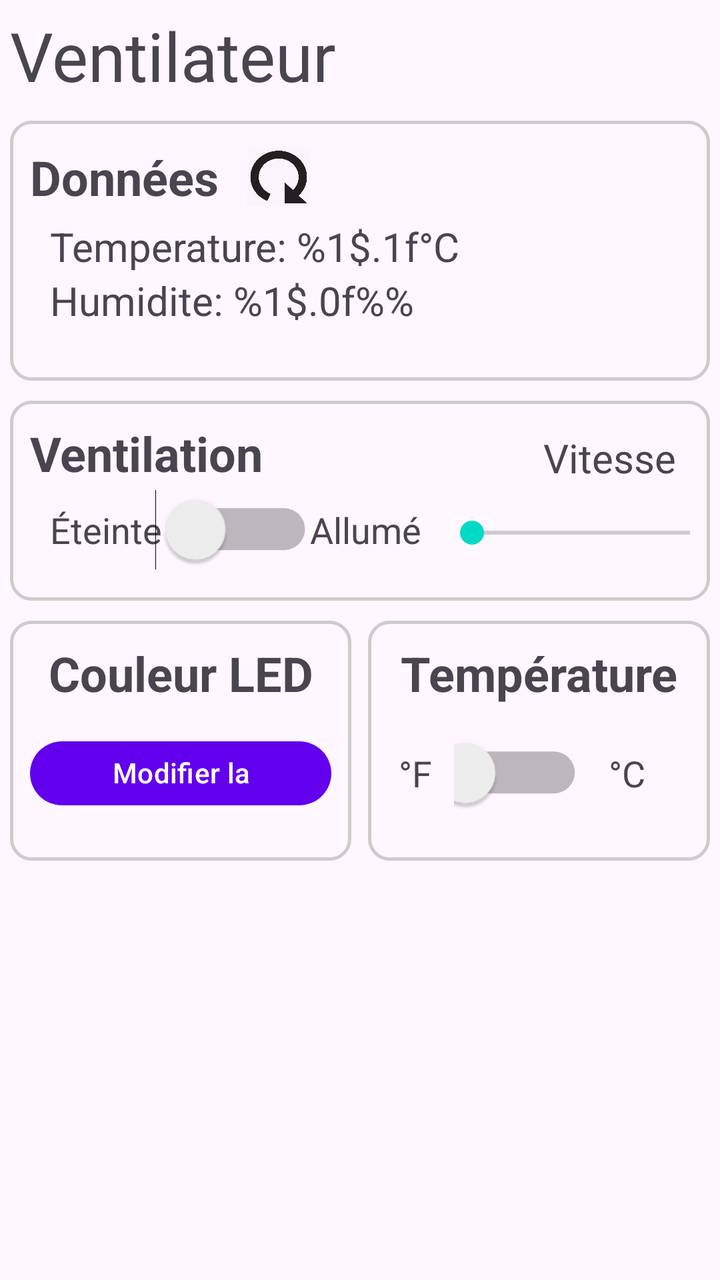
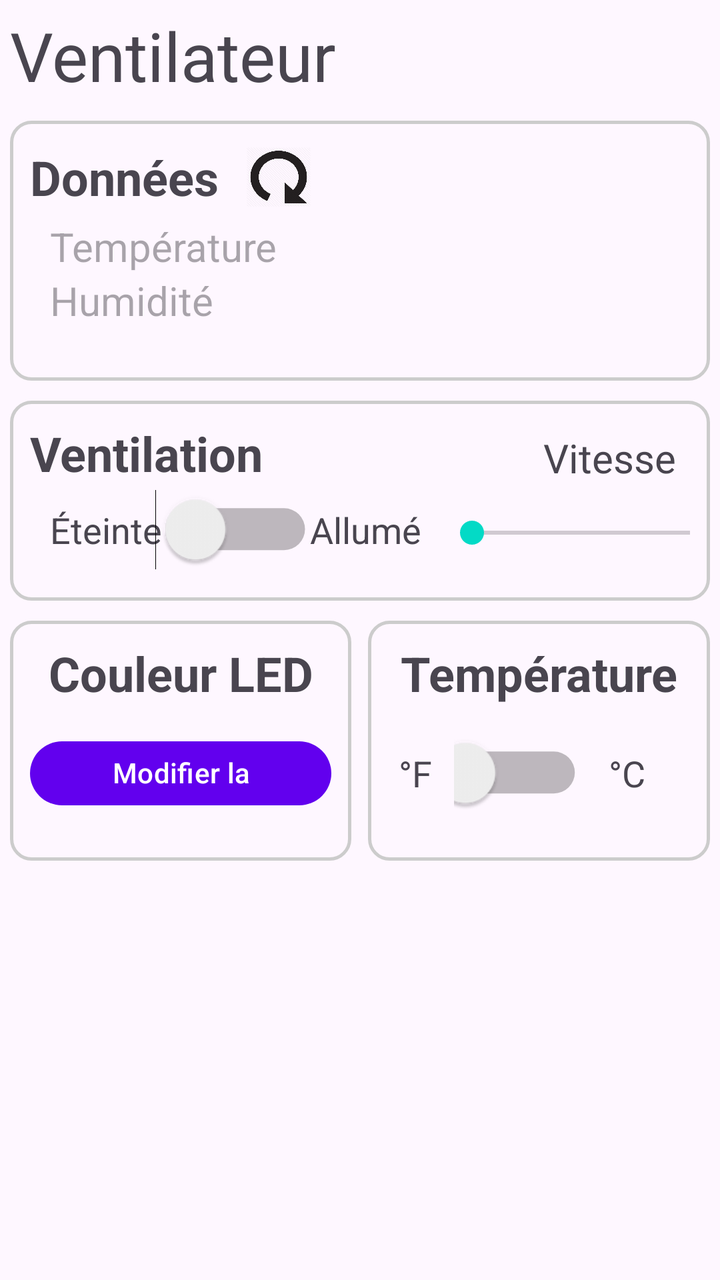

Compare the two renders of this Android layout. The source of the first and the diff that turns it into the second are given below.
<!-- AndroidManifest.xml: application theme Theme.ObjetConnecteApplication -->
<!-- res/layout/fragment_accueil.xml -->
<?xml version="1.0" encoding="utf-8"?>
<androidx.constraintlayout.widget.ConstraintLayout xmlns:android="http://schemas.android.com/apk/res/android"
    xmlns:app="http://schemas.android.com/apk/res-auto"
    xmlns:tools="http://schemas.android.com/tools"
    android:layout_width="match_parent"
    android:layout_height="match_parent">

    <TextView
        android:id="@+id/tv_titre_vue_accueil"
        android:layout_width="wrap_content"
        android:layout_height="wrap_content"
        android:layout_marginStart="5dp"
        android:layout_marginTop="5dp"
        android:text="@string/ventilateur"
        android:textSize="34sp"
        app:layout_constraintStart_toStartOf="parent"
        app:layout_constraintTop_toTopOf="parent" />

    <androidx.constraintlayout.widget.ConstraintLayout
        android:id="@+id/layout_donnees"
        android:layout_width="0dp"
        android:layout_height="130dp"
        android:layout_marginStart="5dp"
        android:layout_marginTop="10dp"
        android:layout_marginEnd="5dp"
        android:background="@drawable/customborder"
        app:layout_constraintEnd_toEndOf="parent"
        app:layout_constraintStart_toStartOf="parent"
        app:layout_constraintTop_toBottomOf="@+id/tv_titre_vue_accueil">


        <TextView
            android:id="@+id/tv_donnees"
            android:layout_width="wrap_content"
            android:layout_height="wrap_content"
            android:layout_marginTop="2dp"
            android:text="@string/donnees"
            android:textSize="24sp"
            android:textStyle="bold"
            app:layout_constraintStart_toStartOf="parent"
            app:layout_constraintTop_toTopOf="parent" />

        <ImageButton
            android:id="@+id/btn_refresh_status"
            android:layout_width="30dp"
            android:layout_height="0dp"
            android:layout_marginStart="15dp"
            android:background="@drawable/reload_icon_16891"
            android:rotation="90"
            app:layout_constraintBottom_toBottomOf="@+id/tv_donnees"
            app:layout_constraintStart_toEndOf="@+id/tv_donnees"
            app:layout_constraintTop_toTopOf="@+id/tv_donnees" />

        <TextView
            android:id="@+id/tv_temperature"
            android:layout_width="wrap_content"
            android:layout_height="wrap_content"
            android:layout_marginStart="10dp"
            android:layout_marginTop="5dp"
            android:text="@string/temperature"
            android:textSize="20sp"
            app:layout_constraintStart_toStartOf="@+id/tv_donnees"
            app:layout_constraintTop_toBottomOf="@+id/tv_donnees" />

        <TextView
            android:id="@+id/tv_humidite"
            android:layout_width="wrap_content"
            android:layout_height="wrap_content"
            android:text="@string/humidite"
            android:textSize="20sp"
            app:layout_constraintStart_toStartOf="@+id/tv_temperature"
            app:layout_constraintTop_toBottomOf="@+id/tv_temperature" />

    </androidx.constraintlayout.widget.ConstraintLayout>

    <androidx.constraintlayout.widget.ConstraintLayout
        android:id="@+id/layout_ventilation"
        android:layout_width="0dp"
        android:layout_height="100dp"
        android:layout_marginTop="10dp"
        android:background="@drawable/customborder"
        app:layout_constraintEnd_toEndOf="@+id/layout_donnees"
        app:layout_constraintStart_toStartOf="@+id/layout_donnees"
        app:layout_constraintTop_toBottomOf="@+id/layout_donnees">

        <TextView
            android:id="@+id/tv_ventilation"
            android:layout_width="wrap_content"
            android:layout_height="wrap_content"
            android:text="@string/ventilation_titre"
            android:textSize="24sp"
            android:textStyle="bold"
            app:layout_constraintStart_toStartOf="parent"
            app:layout_constraintTop_toTopOf="parent" />

        <TextView
            android:id="@+id/tv_ventilation_eteint"
            android:layout_width="wrap_content"
            android:layout_height="wrap_content"
            android:layout_marginStart="10dp"
            android:layout_marginTop="10dp"
            android:text="@string/eteinte"
            android:textSize="18sp"
            app:layout_constraintStart_toStartOf="@+id/tv_ventilation"
            app:layout_constraintTop_toBottomOf="@+id/tv_ventilation" />

        <Switch
            android:id="@+id/switch_ventilation"
            android:layout_width="0dp"
            android:layout_height="37dp"
            android:layout_marginStart="10dp"
            android:scaleX="1.5"
            android:scaleY="1.5"
            app:layout_constraintBottom_toBottomOf="@+id/tv_ventilation_eteint"
            app:layout_constraintStart_toEndOf="@+id/tv_ventilation_eteint"
            app:layout_constraintTop_toTopOf="@+id/tv_ventilation_eteint"
            tools:ignore="UseSwitchCompatOrMaterialXml" />

        <TextView
            android:id="@+id/tv_ventilation_allume"
            android:layout_width="wrap_content"
            android:layout_height="wrap_content"
            android:layout_marginStart="10dp"
            android:text="@string/allume"
            android:textSize="18sp"
            app:layout_constraintBottom_toBottomOf="@+id/tv_ventilation_eteint"
            app:layout_constraintStart_toEndOf="@+id/switch_ventilation"
            app:layout_constraintTop_toTopOf="@+id/tv_ventilation_eteint"
            app:layout_constraintVertical_bias="0.0" />

        <TextView
            android:id="@+id/tv_ventilation_vitesse"
            android:layout_width="wrap_content"
            android:layout_height="wrap_content"
            android:layout_marginStart="140dp"
            android:layout_marginTop="5dp"
            android:text="@string/vitesse_titre"
            android:textSize="20sp"
            app:layout_constraintStart_toEndOf="@+id/tv_ventilation"
            app:layout_constraintTop_toTopOf="parent" />

        <SeekBar
            android:id="@+id/seekBar_vitesse"
            android:layout_width="170dp"
            android:layout_height="wrap_content"
            android:layout_marginTop="15dp"
            app:layout_constraintEnd_toEndOf="@+id/tv_ventilation_vitesse"
            app:layout_constraintStart_toStartOf="@+id/tv_ventilation_vitesse"
            app:layout_constraintTop_toBottomOf="@+id/tv_ventilation_vitesse" />

    </androidx.constraintlayout.widget.ConstraintLayout>

    <LinearLayout
        android:id="@+id/ll_led_temp"
        android:layout_width="0dp"
        android:layout_height="120dp"
        android:layout_marginTop="10dp"
        android:orientation="horizontal"
        app:layout_constraintEnd_toEndOf="@+id/layout_ventilation"
        app:layout_constraintStart_toStartOf="@+id/layout_ventilation"
        app:layout_constraintTop_toBottomOf="@+id/layout_ventilation">

        <androidx.constraintlayout.widget.ConstraintLayout
            android:id="@+id/layout_led"
            android:layout_width="0dp"
            android:layout_height="match_parent"
            android:layout_weight="1"
            android:background="@drawable/customborder">

            <TextView
                android:id="@+id/tv_couleur_led"
                android:layout_width="0dp"
                android:layout_height="wrap_content"
                android:gravity="center"
                android:text="@string/couleur_led_titre"
                android:textSize="24sp"
                android:textStyle="bold"
                app:layout_constraintEnd_toEndOf="parent"
                app:layout_constraintStart_toStartOf="parent"
                app:layout_constraintTop_toTopOf="parent" />

            <Button
                android:id="@+id/btn_modifier_couleur"
                android:layout_width="0dp"
                android:layout_height="40dp"
                android:text="@string/modifier_la_couleur"
                app:layout_constraintBottom_toBottomOf="parent"
                app:layout_constraintEnd_toEndOf="@+id/tv_couleur_led"
                app:layout_constraintStart_toStartOf="@+id/tv_couleur_led"
                app:layout_constraintTop_toBottomOf="@+id/tv_couleur_led" />
        </androidx.constraintlayout.widget.ConstraintLayout>

        <Space
            android:layout_width="wrap_content"
            android:layout_height="wrap_content"
            android:layout_weight="0.05" />

        <androidx.constraintlayout.widget.ConstraintLayout
            android:id="@+id/layout_temperature"
            android:layout_width="0dp"
            android:layout_height="match_parent"
            android:layout_weight="1"
            android:background="@drawable/customborder">

            <TextView
                android:id="@+id/tv_temperature_titre"
                android:layout_width="0dp"
                android:layout_height="wrap_content"
                android:gravity="center"
                android:text="@string/temp_rature_titre"
                android:textSize="24sp"
                android:textStyle="bold"
                app:layout_constraintEnd_toEndOf="parent"
                app:layout_constraintStart_toStartOf="parent"
                app:layout_constraintTop_toTopOf="parent" />

            <LinearLayout
                android:layout_width="0dp"
                android:layout_height="0dp"
                android:orientation="horizontal"
                app:layout_constraintBottom_toBottomOf="parent"
                app:layout_constraintEnd_toEndOf="@+id/tv_temperature_titre"
                app:layout_constraintStart_toStartOf="@+id/tv_temperature_titre"
                app:layout_constraintTop_toBottomOf="@+id/tv_temperature_titre">

                <TextView
                    android:id="@+id/tv_temperature_type_f"
                    android:layout_width="0dp"
                    android:layout_height="match_parent"
                    android:layout_weight="1"
                    android:gravity="center|right"
                    android:text="@string/temperature_type_f"
                    android:textSize="18sp" />

                <Space
                    android:layout_width="wrap_content"
                    android:layout_height="wrap_content"
                    android:layout_weight="1" />

                <Switch
                    android:id="@+id/switch_temperature_type"
                    android:layout_width="0dp"
                    android:layout_height="match_parent"
                    android:layout_weight="2"
                    android:scaleX="1.5"
                    android:scaleY="1.5"
                    tools:ignore="UseSwitchCompatOrMaterialXml" />

                <Space
                    android:layout_width="wrap_content"
                    android:layout_height="wrap_content"
                    android:layout_weight="1" />

                <TextView
                    android:id="@+id/tv_temperature_type_c"
                    android:layout_width="wrap_content"
                    android:layout_height="match_parent"
                    android:layout_weight="1"
                    android:gravity="center|left"
                    android:text="@string/temperature_type_c"
                    android:textSize="18sp" />
            </LinearLayout>

        </androidx.constraintlayout.widget.ConstraintLayout>

    </LinearLayout>

</androidx.constraintlayout.widget.ConstraintLayout>
<!-- resources referenced by this layout -->
<resources>
  <!-- drawable customborder (drawable) -->
  <?xml version="1.0" encoding="UTF-8"?>
  <shape xmlns:android="http://schemas.android.com/apk/res/android" android:shape="rectangle">
      <corners android:radius="10dp"/>
      <padding android:left="10dp" android:right="10dp" android:top="10dp" android:bottom="10dp"/>
      <stroke android:width="1.5dp" android:color="#CCCCCC"/>
  </shape>
  <!-- drawable reload_icon_16891: png bitmap (drawable, 21418 bytes) -->
  <string name="allume">Allumé</string>
  <string name="couleur_led_titre">Couleur LED</string>
  <string name="donnees">Données</string>
  <string name="eteinte">Éteinte</string>
  <string name="humidite">Humidite: %1$.0f%%</string>
  <string name="modifier_la_couleur">Modifier la couleur</string>
  <string name="temp_rature_titre">Température</string>
  <string name="temperature">Temperature: %1$.1f°C</string>
  <string name="temperature_type_c">°C</string>
  <string name="temperature_type_f">°F</string>
  <string name="ventilateur">Ventilateur</string>
  <string name="ventilation_titre">Ventilation</string>
  <string name="vitesse_titre">Vitesse</string>
  <style name="Theme.ObjetConnecteApplication" parent="Base.Theme.ObjetConnecteApplication" />
  <style name="Base.Theme.ObjetConnecteApplication" parent="Theme.Material3.DayNight.NoActionBar">
          
          <item name="colorPrimary">@color/colorPrimary</item> 
          <item name="colorOnPrimary">@color/colorOnPrimary</item> 
  
          <item name="colorSecondary">@color/colorSecondary</item> 
          <item name="colorOnSecondary">@color/colorOnSecondary</item> 
  
          
          <item name="buttonStyle">@style/ButtonStyle</item>
      </style>
  <color name="colorPrimary">#6200EE</color>
  <color name="colorOnPrimary">#FFFFFF</color>
  <color name="colorSecondary">#03DAC6</color>
  <color name="colorOnSecondary">#000000</color>
  <style name="ButtonStyle">
          <item name="android:backgroundTint">@color/colorButtonBackground</item>
          <item name="android:textColor">@color/colorButtonText</item>
      </style>
  <color name="colorButtonBackground">#FF6200</color>
  <color name="colorButtonText">#FFFFFF</color>
</resources>

<!-- the commit's change to res/layout/fragment_accueil.xml (unified diff, before → after) -->
@@ -57,7 +57,7 @@
             android:layout_height="wrap_content"
             android:layout_marginStart="10dp"
             android:layout_marginTop="5dp"
-            android:text="@string/temperature"
+            android:hint="Température"
             android:textSize="20sp"
             app:layout_constraintStart_toStartOf="@+id/tv_donnees"
             app:layout_constraintTop_toBottomOf="@+id/tv_donnees" />
@@ -66,7 +66,7 @@
             android:id="@+id/tv_humidite"
             android:layout_width="wrap_content"
             android:layout_height="wrap_content"
-            android:text="@string/humidite"
+            android:hint="Humidité"
             android:textSize="20sp"
             app:layout_constraintStart_toStartOf="@+id/tv_temperature"
             app:layout_constraintTop_toBottomOf="@+id/tv_temperature" />
<!-- resource entries referenced after the edit -->
@@ -12,10 +12,8 @@
   <string name="couleur_led_titre">Couleur LED</string>
   <string name="donnees">Données</string>
   <string name="eteinte">Éteinte</string>
-  <string name="humidite">Humidite: %1$.0f%%</string>
   <string name="modifier_la_couleur">Modifier la couleur</string>
   <string name="temp_rature_titre">Température</string>
-  <string name="temperature">Temperature: %1$.1f°C</string>
   <string name="temperature_type_c">°C</string>
   <string name="temperature_type_f">°F</string>
   <string name="ventilateur">Ventilateur</string>
